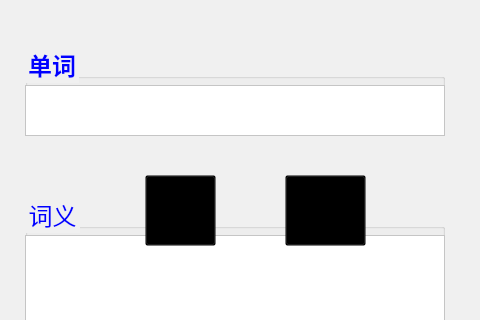
Before: the Qt Designer form PyQt5_GUI/RemV_Package/pyFile/FirstGui_ChineseVersion.ui in ArmandXiao/RemV, drawn with Qt 5; both pictures show x 515 to 995 and y 131 to 451 of the 1260 by 878 pixel window.
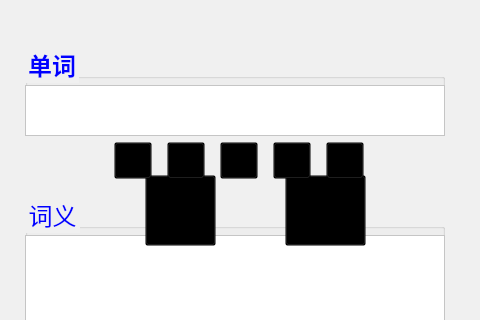
After: the same form once the commit is applied. The open tabs and pages were chosen to show the change.

Patch:
```diff
--- a/PyQt5_GUI/RemV_Package/pyFile/FirstGui_ChineseVersion.ui
+++ b/PyQt5_GUI/RemV_Package/pyFile/FirstGui_ChineseVersion.ui
@@ -476,7 +476,7 @@
         <number>1</number>
        </property>
        <property name="currentIndex">
-        <number>2</number>
+        <number>1</number>
        </property>
        <widget class="QWidget" name="OverviewScene">
         <property name="autoFillBackground">
@@ -1587,6 +1587,122 @@
           </size>
          </property>
         </widget>
+        <widget class="QWidget" name="horizontalLayoutWidget_7">
+         <property name="geometry">
+          <rect>
+           <x>320</x>
+           <y>190</y>
+           <width>271</width>
+           <height>51</height>
+          </rect>
+         </property>
+         <layout class="QHBoxLayout" name="horizontalLayout_4">
+          <item>
+           <widget class="QToolButton" name="starBtn_2">
+            <property name="styleSheet">
+             <string notr="true">background-color:transparent;</string>
+            </property>
+            <property name="text">
+             <string/>
+            </property>
+            <property name="iconSize">
+             <size>
+              <width>30</width>
+              <height>30</height>
+             </size>
+            </property>
+           </widget>
+          </item>
+          <item>
+           <widget class="QToolButton" name="starBtn_1">
+            <property name="styleSheet">
+             <string notr="true">background-color:transparent;</string>
+            </property>
+            <property name="text">
+             <string/>
+            </property>
+            <property name="iconSize">
+             <size>
+              <width>30</width>
+              <height>30</height>
+             </size>
+            </property>
+           </widget>
+          </item>
+          <item>
+           <widget class="QToolButton" name="starBtn_3">
+            <property name="sizePolicy">
+             <sizepolicy hsizetype="Fixed" vsizetype="Fixed">
+              <horstretch>0</horstretch>
+              <verstretch>0</verstretch>
+             </sizepolicy>
+            </property>
+            <property name="styleSheet">
+             <string notr="true">background-color:transparent;</string>
+            </property>
+            <property name="text">
+             <string/>
+            </property>
+            <property name="iconSize">
+             <size>
+              <width>30</width>
+              <height>30</height>
+             </size>
+            </property>
+           </widget>
+          </item>
+          <item>
+           <widget class="QToolButton" name="starBtn_4">
+            <property name="sizePolicy">
+             <sizepolicy hsizetype="Fixed" vsizetype="Fixed">
+              <horstretch>30</horstretch>
+              <verstretch>30</verstretch>
+             </sizepolicy>
+            </property>
+            <property name="minimumSize">
+             <size>
+              <width>30</width>
+              <height>30</height>
+             </size>
+            </property>
+            <property name="styleSheet">
+             <string notr="true">background-color:transparent;</string>
+            </property>
+            <property name="text">
+             <string/>
+            </property>
+            <property name="iconSize">
+             <size>
+              <width>30</width>
+              <height>30</height>
+             </size>
+            </property>
+           </widget>
+          </item>
+          <item>
+           <widget class="QToolButton" name="starBtn_5">
+            <property name="sizePolicy">
+             <sizepolicy hsizetype="Fixed" vsizetype="Fixed">
+              <horstretch>0</horstretch>
+              <verstretch>0</verstretch>
+             </sizepolicy>
+            </property>
+            <property name="styleSheet">
+             <string notr="true">background-color:transparent;</string>
+            </property>
+            <property name="text">
+             <string/>
+            </property>
+            <property name="iconSize">
+             <size>
+              <width>30</width>
+              <height>30</height>
+             </size>
+            </property>
+           </widget>
+          </item>
+         </layout>
+        </widget>
         <zorder>frame_4</zorder>
         <zorder>groupBox</zorder>
         <zorder>groupBox_2</zorder>
@@ -1596,6 +1712,7 @@
         <zorder>showBtn</zorder>
         <zorder>proUSBtn</zorder>
         <zorder>proENGBtn</zorder>
+        <zorder>horizontalLayoutWidget_7</zorder>
        </widget>
        <widget class="QWidget" name="QuizScene">
         <widget class="QLineEdit" name="hintEdit">
```
